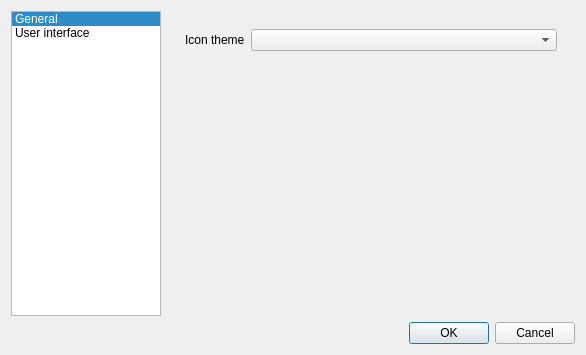
Before: the Qt Designer form src/gui/formsettings.ui in martinrotter/rssguard, drawn with Qt 5.
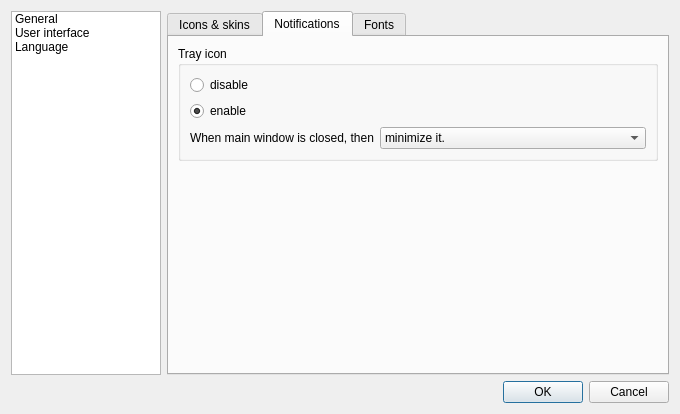
After: the same form once the commit is applied. The open tabs and pages were chosen to show the change.

Commit message: Update many things, testing of tray icon behaviour.

What changed in the file:
```diff
--- a/src/gui/formsettings.ui
+++ b/src/gui/formsettings.ui
@@ -6,8 +6,8 @@
    <rect>
     <x>0</x>
     <y>0</y>
-    <width>586</width>
-    <height>355</height>
+    <width>680</width>
+    <height>414</height>
    </rect>
   </property>
   <property name="windowTitle">
@@ -23,7 +23,7 @@
       </size>
      </property>
      <property name="currentRow">
-      <number>0</number>
+      <number>-1</number>
      </property>
      <item>
       <property name="text">
@@ -35,6 +35,11 @@
        <string>User interface</string>
       </property>
      </item>
+     <item>
+      <property name="text">
+       <string>Language</string>
+      </property>
+     </item>
     </widget>
    </item>
    <item row="0" column="1">
@@ -45,23 +50,30 @@
      <widget class="QWidget" name="m_pageGeneral"/>
      <widget class="QWidget" name="m_pageUi">
       <layout class="QHBoxLayout" name="horizontalLayout">
+       <property name="leftMargin">
+        <number>0</number>
+       </property>
+       <property name="topMargin">
+        <number>0</number>
+       </property>
+       <property name="rightMargin">
+        <number>0</number>
+       </property>
+       <property name="bottomMargin">
+        <number>0</number>
+       </property>
        <item>
-        <widget class="QScrollArea" name="m_scrollUi">
-         <property name="frameShape">
-          <enum>QFrame::NoFrame</enum>
+        <widget class="QTabWidget" name="m_tabUi">
+         <property name="tabPosition">
+          <enum>QTabWidget::North</enum>
          </property>
-         <property name="widgetResizable">
-          <bool>true</bool>
+         <property name="currentIndex">
+          <number>0</number>
          </property>
-         <widget class="QWidget" name="m_scrollUiContents">
-          <property name="geometry">
-           <rect>
-            <x>0</x>
-            <y>0</y>
-            <width>394</width>
-            <height>290</height>
-           </rect>
-          </property>
+         <widget class="QWidget" name="m_tabIconSkin">
+          <attribute name="title">
+           <string>Icons &amp;&amp; skins</string>
+          </attribute>
           <layout class="QFormLayout" name="formLayout">
            <item row="0" column="0">
             <widget class="QLabel" name="m_lblIconTheme">
@@ -78,6 +90,65 @@
            </item>
           </layout>
          </widget>
+         <widget class="QWidget" name="tab_3">
+          <attribute name="title">
+           <string>Notifications</string>
+          </attribute>
+          <layout class="QFormLayout" name="formLayout_3">
+           <item row="0" column="0" colspan="2">
+            <widget class="QGroupBox" name="m_grpTray">
+             <property name="title">
+              <string>Tray icon</string>
+             </property>
+             <layout class="QFormLayout" name="formLayout_2">
+              <item row="0" column="0" colspan="2">
+               <widget class="QRadioButton" name="m_radioTrayOff">
+                <property name="text">
+                 <string>disable</string>
+                </property>
+               </widget>
+              </item>
+              <item row="1" column="0" colspan="2">
+               <widget class="QRadioButton" name="m_radioTrayOn">
+                <property name="text">
+                 <string>enable</string>
+                </property>
+                <property name="checked">
+                 <bool>true</bool>
+                </property>
+               </widget>
+              </item>
+              <item row="2" column="0">
+               <widget class="QLabel" name="m_lblTrayClose">
+                <property name="text">
+                 <string>When main window is closed, then</string>
+                </property>
+               </widget>
+              </item>
+              <item row="2" column="1">
+               <widget class="QComboBox" name="m_cmbTrayClose">
+                <item>
+                 <property name="text">
+                  <string>minimize it.</string>
+                 </property>
+                </item>
+                <item>
+                 <property name="text">
+                  <string>quit the application.</string>
+                 </property>
+                </item>
+               </widget>
+              </item>
+             </layout>
+            </widget>
+           </item>
+          </layout>
+         </widget>
+         <widget class="QWidget" name="m_tabFonts">
+          <attribute name="title">
+           <string>Fonts</string>
+          </attribute>
+         </widget>
         </widget>
        </item>
       </layout>
```
Left out of the diff: 75 changed lines with no effect on the pictures. The commit also changes 9 other files.
